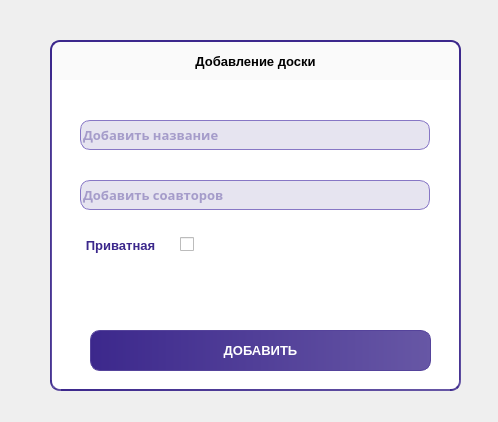
This is Users_Interfaces/add_table.ui in FREDY129053/Tasks-Table as Qt 5 draws it before an edit. The edited form follows.
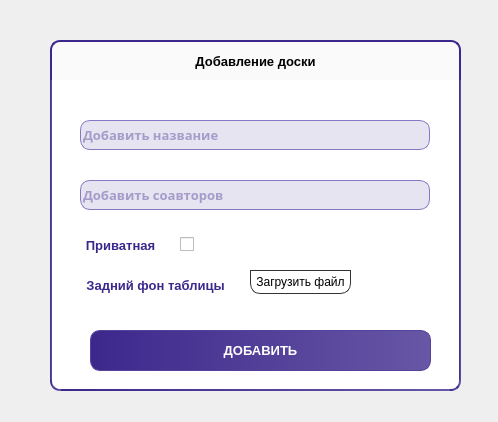
This is the edited form.

Diff of the .ui file:
```diff
--- a/Users_Interfaces/add_table.ui
+++ b/Users_Interfaces/add_table.ui
@@ -240,6 +240,47 @@
      <string>Добавить соавторов</string>
     </property>
    </widget>
+   <widget class="QLabel" name="label_5">
+    <property name="geometry">
+     <rect>
+      <x>30</x>
+      <y>190</y>
+      <width>151</width>
+      <height>31</height>
+     </rect>
+    </property>
+    <property name="styleSheet">
+     <string notr="true">color: #3C288C; 
+font-family: 'Work Sans';
+font-style: normal;
+font-weight: 600;
+font-size: 13px;
+line-height: 13px;
+border: none;</string>
+    </property>
+    <property name="text">
+     <string>Задний фон таблицы</string>
+    </property>
+    <property name="alignment">
+     <set>Qt::AlignCenter</set>
+    </property>
+   </widget>
+   <widget class="QPushButton" name="add_file">
+    <property name="geometry">
+     <rect>
+      <x>200</x>
+      <y>190</y>
+      <width>101</width>
+      <height>24</height>
+     </rect>
+    </property>
+    <property name="styleSheet">
+     <string notr="true">border: 1px solid #333333;</string>
+    </property>
+    <property name="text">
+     <string>Загрузить файл</string>
+    </property>
+   </widget>
   </widget>
   <widget class="QCheckBox" name="table_type">
    <property name="geometry">
```
